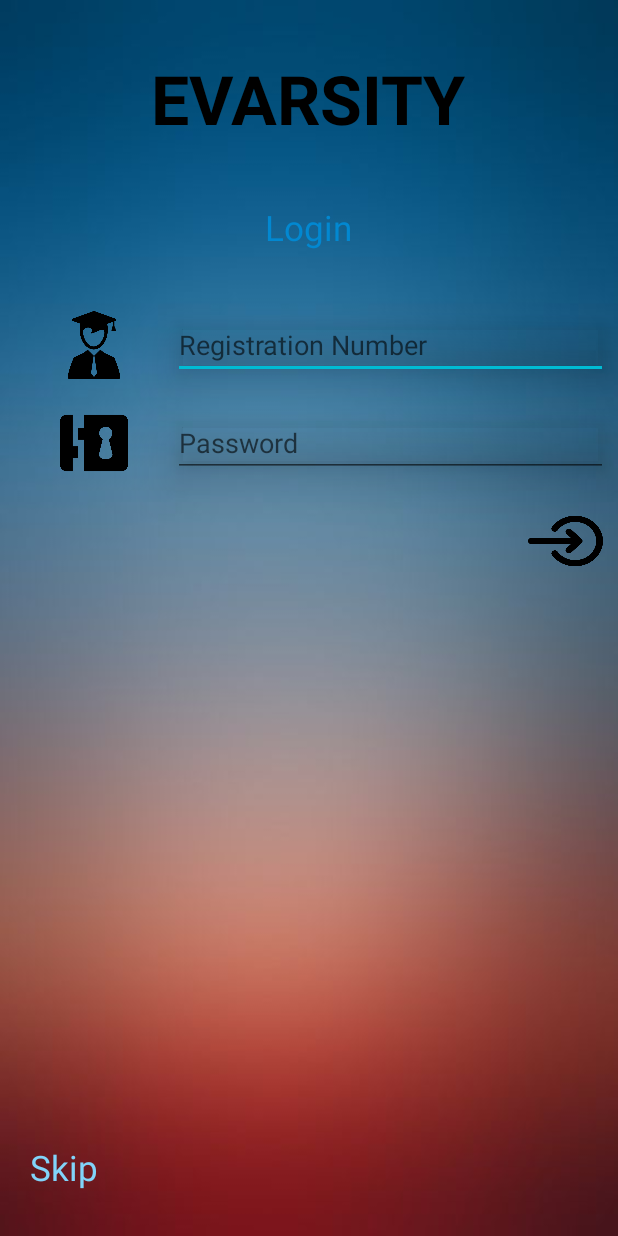
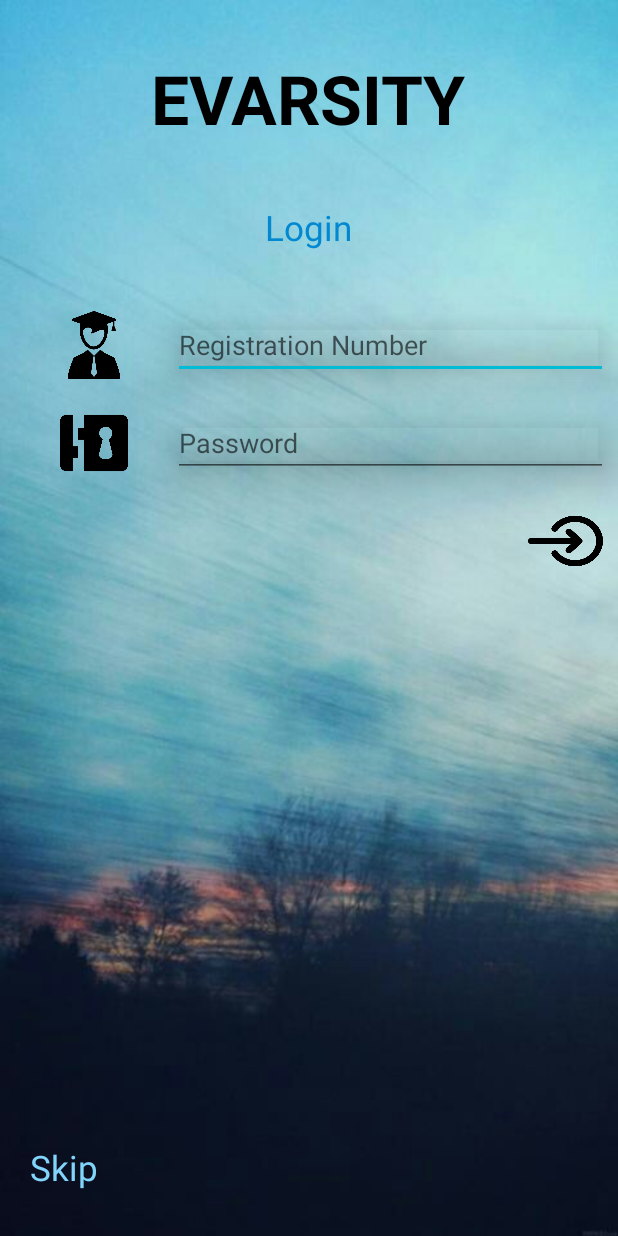
Before and after one commit to abhitroy/dino, an Android app: the evarsity screen opened directly, with no data from a screen before it, on a phone screen of 412 x 824 dp. Run offline under Robolectric (Android 15) with nearby library versions, the phone set to English and light mode, and no system bars; our stand-ins replace Firebase (no records; nobody signed in at launch, a user with empty details on screens opened directly).

Commit message:
review 2

```diff
--- a/app/src/main/res/layout/activity_evarsity.xml
+++ b/app/src/main/res/layout/activity_evarsity.xml
@@ -4,7 +4,7 @@
     xmlns:tools="http://schemas.android.com/tools"
     android:layout_width="match_parent"
     android:layout_height="match_parent"
-    android:background="@drawable/evar_bg4"
+    android:background="@drawable/evar_bg"
     tools:context="org.viciousanddelicious.viciousdelicious.evarsity">
 
 
--- a/app/src/main/res/layout/activity_logbook.xml
+++ b/app/src/main/res/layout/activity_logbook.xml
@@ -2,7 +2,7 @@
     android:layout_width="match_parent"
     xmlns:android="http://schemas.android.com/apk/res/android"
     xmlns:tools="http://schemas.android.com/tools"
-    android:background="@mipmap/temp"
+    android:background="@mipmap/log_bg4"
     tools:context="org.viciousanddelicious.viciousdelicious.logbook">
 
     <RelativeLayout
```
Also changed, not shown: app/src/main/res/mipmap-xxhdpi/log_bg.jpg (added), app/src/main/res/mipmap-xxhdpi/log_bg2.jpg (added), app/src/main/res/mipmap-xxhdpi/log_bg3.jpg (added), app/src/main/res/mipmap-xxhdpi/log_bg4.jpg (added).
